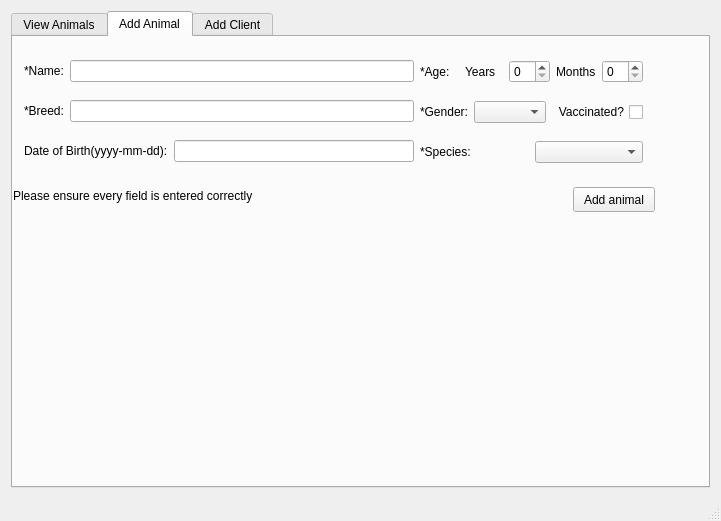
Before: the Qt Designer form CUACS/cuacsview.ui in davidNguyenCU/3004cuACS, drawn with Qt 5.
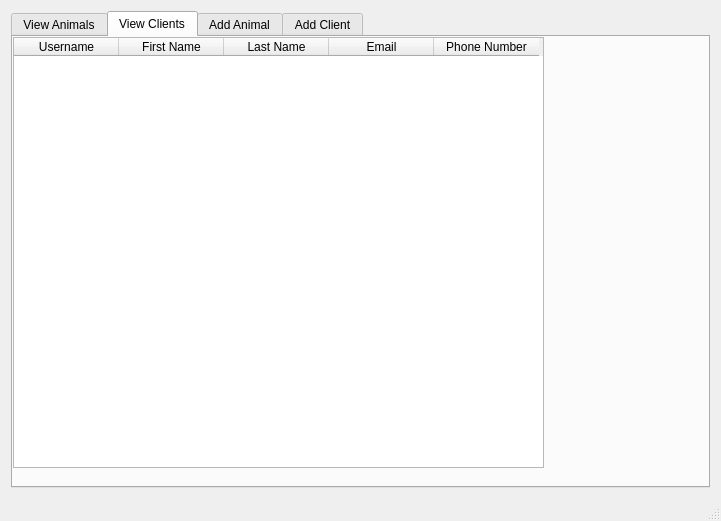
After: the same form once the commit is applied.

Commit message: Adding display Clients tab

```diff
--- a/CUACS/cuacsview.ui
+++ b/CUACS/cuacsview.ui
@@ -15,8 +15,8 @@
   </property>
   <widget class="QWidget" name="centralWidget">
    <layout class="QGridLayout" name="gridLayout_2">
-    <item row="0" column="1">
-     <widget class="QTabWidget" name="tabWidget">
+    <item row="0" column="0">
+     <widget class="QTabWidget" name="tabView">
       <property name="enabled">
        <bool>true</bool>
       </property>
@@ -97,6 +97,73 @@
         </item>
        </layout>
       </widget>
+      <widget class="QWidget" name="clientTab">
+       <attribute name="title">
+        <string>View Clients</string>
+       </attribute>
+       <widget class="QTableWidget" name="clientTable">
+        <property name="geometry">
+         <rect>
+          <x>0</x>
+          <y>0</y>
+          <width>531</width>
+          <height>431</height>
+         </rect>
+        </property>
+        <property name="sizePolicy">
+         <sizepolicy hsizetype="Expanding" vsizetype="Expanding">
+          <horstretch>10</horstretch>
+          <verstretch>10</verstretch>
+         </sizepolicy>
+        </property>
+        <property name="editTriggers">
+         <set>QAbstractItemView::NoEditTriggers</set>
+        </property>
+        <property name="columnCount">
+         <number>5</number>
+        </property>
+        <attribute name="horizontalHeaderCascadingSectionResizes">
+         <bool>true</bool>
+        </attribute>
+        <attribute name="horizontalHeaderDefaultSectionSize">
+         <number>105</number>
+        </attribute>
+        <attribute name="horizontalHeaderHighlightSections">
+         <bool>true</bool>
+        </attribute>
+        <attribute name="horizontalHeaderStretchLastSection">
+         <bool>false</bool>
+        </attribute>
+        <attribute name="verticalHeaderCascadingSectionResizes">
+         <bool>true</bool>
+        </attribute>
+        <column>
+         <property name="text">
+          <string>Username</string>
+         </property>
+        </column>
+        <column>
+         <property name="text">
+          <string>First Name</string>
+         </property>
+        </column>
+        <column>
+         <property name="text">
+          <string>Last Name</string>
+         </property>
+        </column>
+        <column>
+         <property name="text">
+          <string>Email</string>
+         </property>
+        </column>
+        <column>
+         <property name="text">
+          <string>Phone Number</string>
+         </property>
+        </column>
+       </widget>
+      </widget>
       <widget class="QWidget" name="tab_2">
        <attribute name="title">
         <string>Add Animal</string>
```
Left out of the diff: 58 changed lines with no effect on the pictures. The commit also changes 3 other files.
